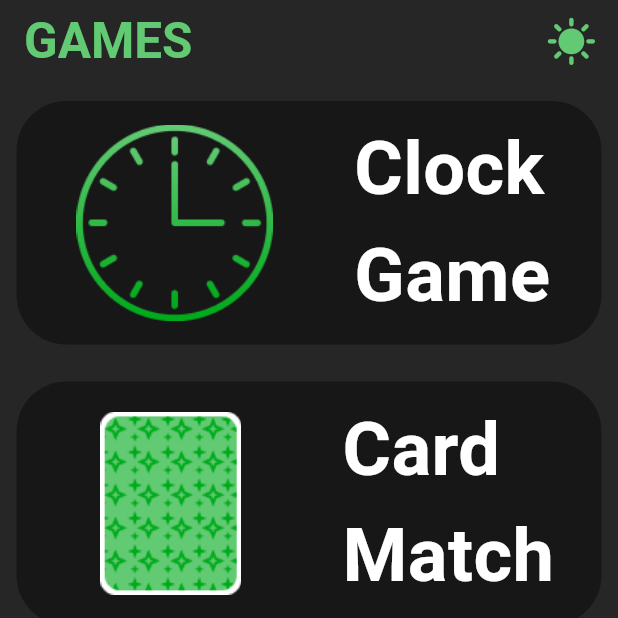
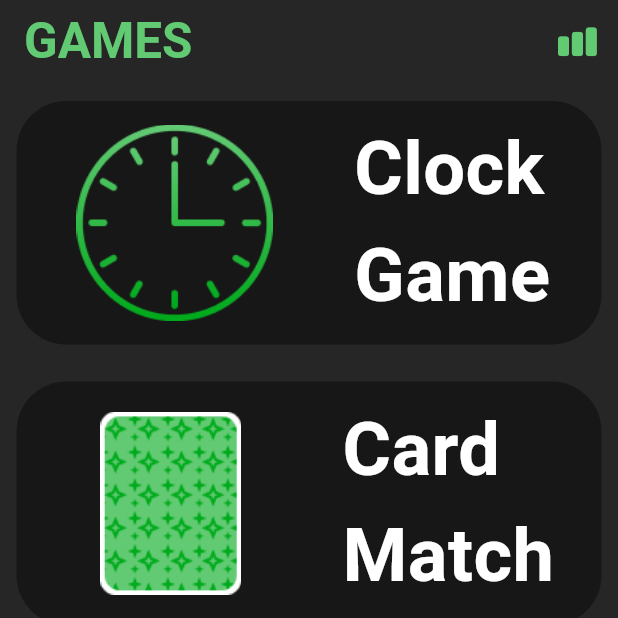
Before and after one commit to sidesshmore/AlzPal_Patient, a Flutter app: the screen it shows after launch, on a phone screen of 412 x 824 dp, the top half of it. Run offline on Flutter 3.47's test engine with Material 3 defaults, Android fonts, the phone set to English and light mode, and no system bars.

Commit message:
App Bar Changed

```diff
--- a/lib/AppBar/app_bar.dart
+++ b/lib/AppBar/app_bar.dart
@@ -1,4 +1,5 @@
 import 'package:alzpal_patient/colors.dart';
+import 'package:flutter/cupertino.dart';
 import 'package:flutter/material.dart';
 
 class MyAppBar extends StatelessWidget implements PreferredSizeWidget {
@@ -26,8 +27,8 @@ class MyAppBar extends StatelessWidget implements PreferredSizeWidget {
         Padding(
           padding: const EdgeInsets.only(right: 14.0),
           child: Icon(
-            Icons.sunny,
-            size: screenWidth * 0.083,
+            CupertinoIcons.chart_bar_fill,
+            size: screenWidth * 0.063,
             color: GreenColor,
           ),
         )
```
